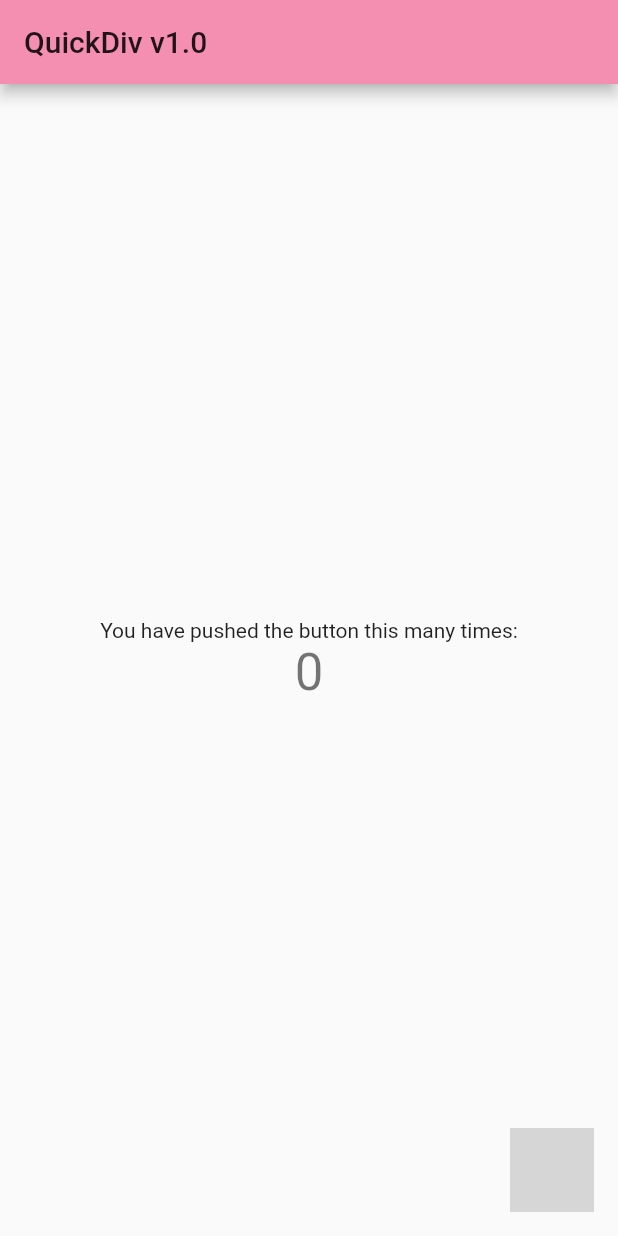
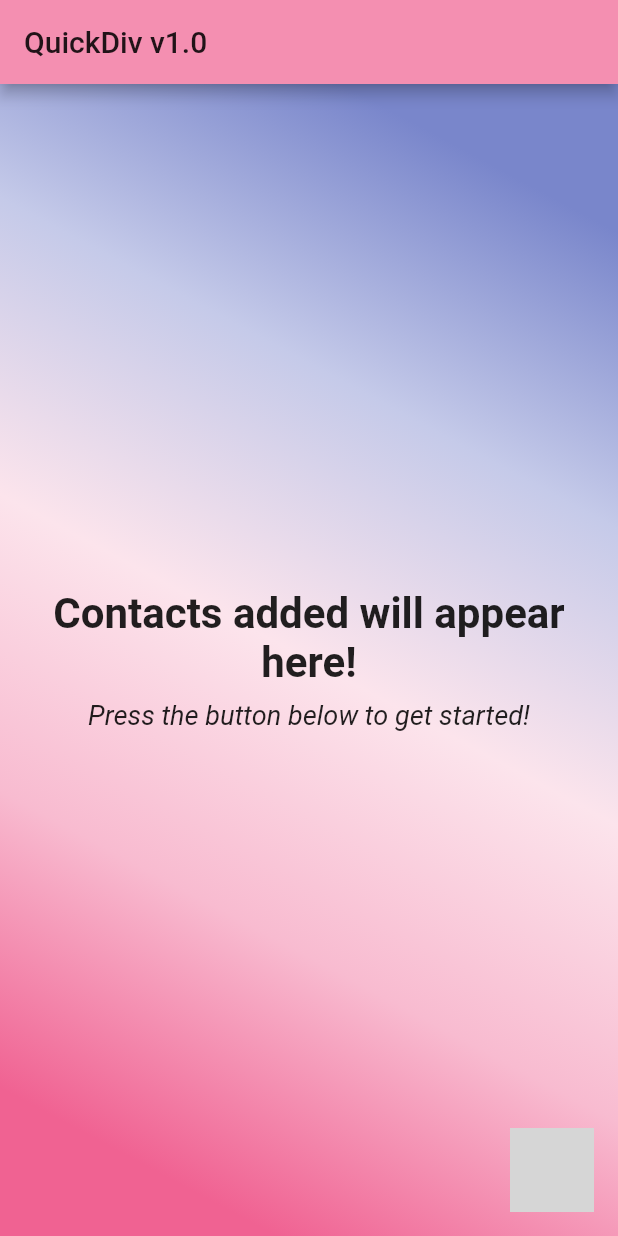
Before and after one commit to Lucria/Orbital2019_QuickDiv, a Flutter app: the screen it shows after launch, on a phone screen of 412 x 824 dp. Run offline on Flutter 3.47's test engine with Material 2 defaults, Android fonts, the phone set to English and light mode, and no system bars; missing offline and left inert: animated_floatactionbuttons; grey boxes are pictures that could not be loaded.

Commit message:
[Feat] Added gradient background and homepage message

```diff
--- a/lib/main.dart
+++ b/lib/main.dart
@@ -1,5 +1,5 @@
 import 'package:flutter/material.dart';
-import 'main_page/animated_add_button.dart';
+import 'main_page/home_page.dart';
 
 void main() => runApp(MyApp());
 
--- a/lib/main_page/animated_add_button.dart
+++ b/lib/main_page/home_page.dart
@@ -28,6 +28,7 @@ class _MyHomePageState extends State<MyHomePage> {
     setState(() {
       _counter++;
     });
+    print(_counter);
   }
 
   Widget oneTimeButton() {
@@ -48,6 +49,36 @@ class _MyHomePageState extends State<MyHomePage> {
             child: Icon(Icons.assignment_ind)));
   }
 
+  Widget emptyContactSection() {
+    return Container(
+        padding: const EdgeInsets.all(32),
+        child: Column(
+          crossAxisAlignment: CrossAxisAlignment.center,
+          children: <Widget>[
+            Container(
+              padding: const EdgeInsets.only(bottom: 8),
+              child: Text(
+                "Contacts added will appear here!",
+                textAlign: TextAlign.center,
+                style: TextStyle(
+                  fontSize: 28,
+                  fontWeight: FontWeight.bold,
+                  color: Colors.black87,
+                ),
+              ),
+            ),
+            Text(
+              "Press the button below to get started!",
+              style: TextStyle(
+                fontStyle: FontStyle.italic,
+                fontSize: 18,
+                color: Colors.black87,
+              ),
+            )
+          ],
+        ));
+  }
+
   @override
   Widget build(BuildContext context) {
     // This method is rerun every time setState is called, for instance as done
@@ -57,19 +88,28 @@ class _MyHomePageState extends State<MyHomePage> {
       appBar: AppBar(
         title: Text("QuickDiv v1.0"),
       ),
-      body: Center(
+      body: Container(
+        decoration: BoxDecoration(
+          gradient: LinearGradient(
+            begin: Alignment.topRight,
+            end: Alignment.bottomLeft,
+            stops: [0.1, 0.3, 0.5, 0.7, 0.9],
+            colors: [
+              Colors.indigo[300],
+              Colors.indigo[100],
+              Colors.pink[50],
+              Colors.pink[100],
+              Colors.pink[300],
+            ],
+          ),
+        ),
+        child: Center(
           child: Column(
             mainAxisAlignment: MainAxisAlignment.center,
             children: <Widget>[
-            Text(
-              'You have pushed the button this many times:',
+              emptyContactSection(),
+            ],
           ),
-            Text(
-              '$_counter',
-              // This code portion defines text style of _counter
-              style: Theme.of(context).textTheme.display1,
-            ),
-          ],
         ),
       ),
       floatingActionButton: AnimatedFloatingActionButton(
@@ -77,8 +117,8 @@ class _MyHomePageState extends State<MyHomePage> {
           oneTimeButton(),
           createContactButton(),
         ],
-        colorStartAnimation: Colors.blue,
-        colorEndAnimation: Colors.red,
+        colorStartAnimation: Color(0xFFFFFF), // Not working?
+        colorEndAnimation: Color(0xFFFFFFFF),
         // AnimatedIconData defines the start and end icons for the toggle animation
         animatedIconData: AnimatedIcons.menu_close,
       ),
```
Lines whose indentation alone changed are shown as unchanged.
